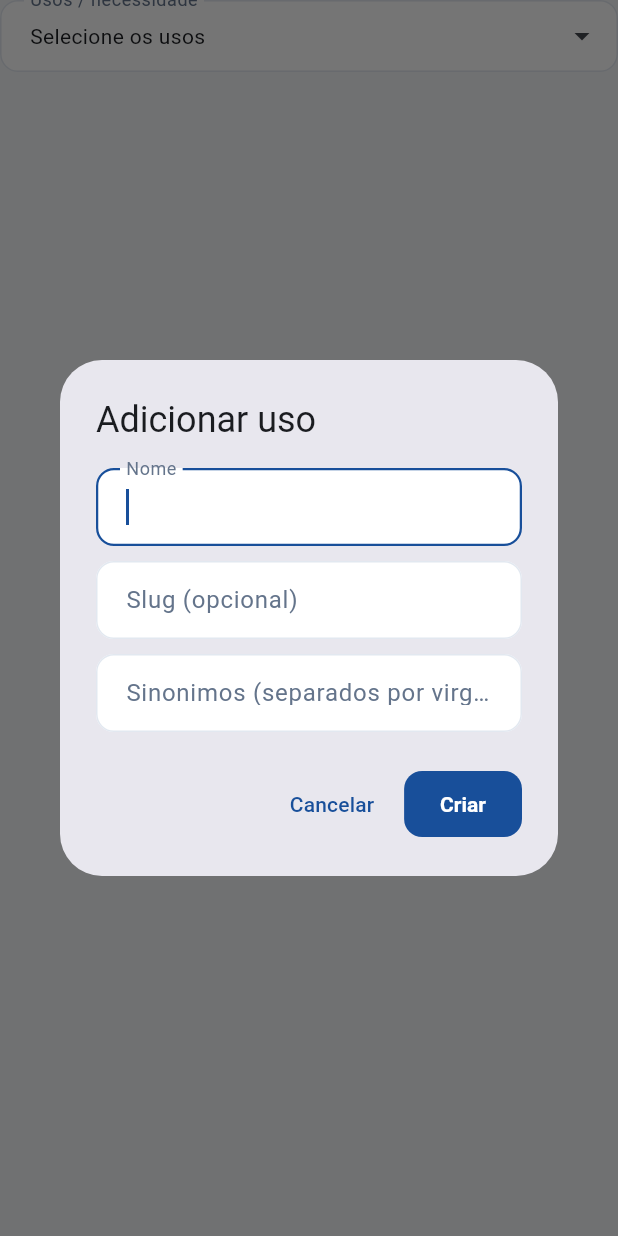
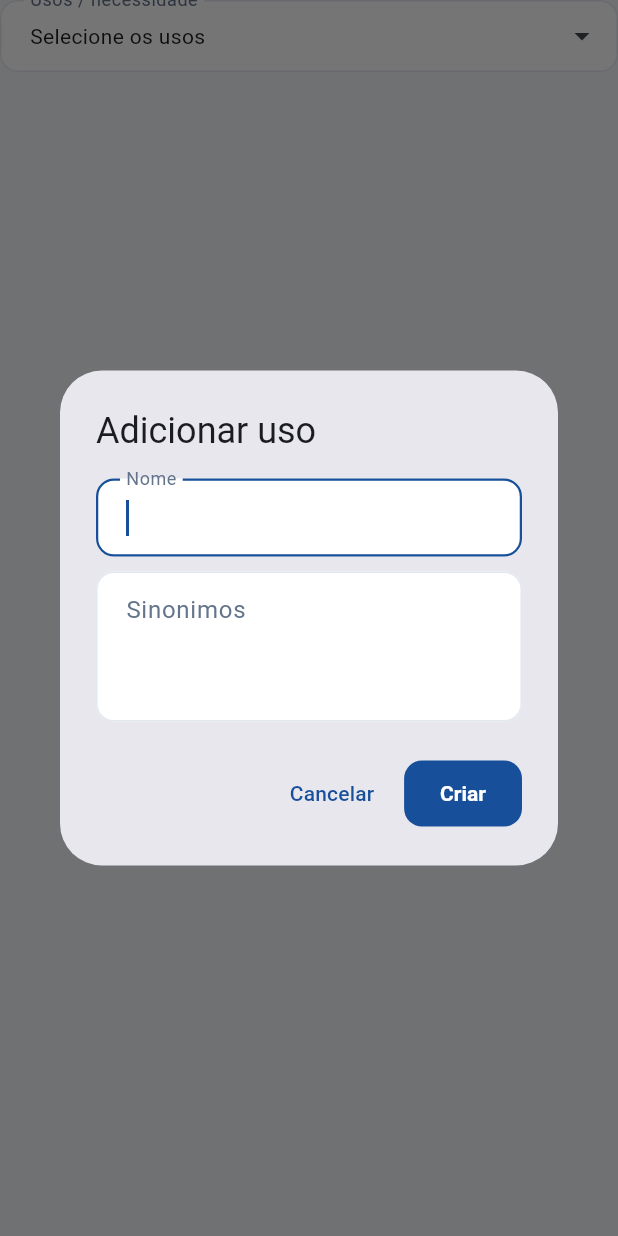
Before and after one commit to rafapasa/front-openerp, a Flutter app: the UsoNnCombo widget shown alone on an empty page, opened directly with empty values, after a tap on "Selecione os usos", after a tap on "Adicionar nova", on a phone screen of 412 x 824 dp. Run offline on Flutter 3.47's test engine with Material 3 defaults, Android fonts, the phone set to English and light mode, and no system bars; our stand-ins replace dio, fl_chart, hive_flutter; missing offline and left inert: dart:js_interop; accounts and stored records are empty; network calls fail.

Commit message:
fix(web): slug automático, combo usos na largura do campo e dart-define no build-push-t

```diff
--- a/lib/presentation/pages/produtos/uso_edit_dialog.dart
+++ b/lib/presentation/pages/produtos/uso_edit_dialog.dart
@@ -23,7 +23,6 @@ class UsoEditDialog extends StatefulWidget {
 
 class _UsoEditDialogState extends State<UsoEditDialog> {
   late final TextEditingController _label;
-  late final TextEditingController _slug;
   late final TextEditingController _sinonimos;
   bool _salvando = false;
   String? _erro;
@@ -32,14 +31,12 @@ class _UsoEditDialogState extends State<UsoEditDialog> {
   void initState() {
     super.initState();
     _label = TextEditingController(text: widget.uso?.label ?? '');
-    _slug = TextEditingController(text: widget.uso?.slug ?? '');
     _sinonimos = TextEditingController(text: widget.uso?.sinonimos ?? '');
   }
 
   @override
   void dispose() {
     _label.dispose();
-    _slug.dispose();
     _sinonimos.dispose();
     super.dispose();
   }
@@ -59,14 +56,12 @@ class _UsoEditDialogState extends State<UsoEditDialog> {
       if (widget.uso == null) {
         saved = await widget.service.criar(
           label: label,
-          slug: _slug.text.trim(),
           sinonimos: _sinonimos.text.trim(),
         );
       } else {
         saved = await widget.service.atualizar(
           widget.uso!.id,
           label: label,
-          slug: _slug.text.trim(),
           sinonimos: _sinonimos.text.trim(),
         );
       }
@@ -87,7 +82,7 @@ class _UsoEditDialogState extends State<UsoEditDialog> {
     return AlertDialog(
       title: Text(criando ? 'Adicionar uso' : 'Editar uso'),
       content: SizedBox(
-        width: 360,
+        width: 468,
         child: Column(
           mainAxisSize: MainAxisSize.min,
           children: [
@@ -98,17 +93,13 @@ class _UsoEditDialogState extends State<UsoEditDialog> {
             ),
             const SizedBox(height: 10),
             TextField(
-              controller: _slug,
+              controller: _sinonimos,
+              minLines: 3,
+              maxLines: 3,
               decoration: const InputDecoration(
-                labelText: 'Slug (opcional)',
-                border: OutlineInputBorder(),
-              ),
-            ),
-            const SizedBox(height: 10),
-            TextField(
-              controller: _sinonimos,
-              decoration: const InputDecoration(
-                labelText: 'Sinonimos (separados por virgula)',
+                labelText: 'Sinonimos',
+                hintText: 'gripe, resfriado, coriza, febre',
+                alignLabelWithHint: true,
                 border: OutlineInputBorder(),
               ),
             ),
--- a/lib/presentation/pages/produtos/uso_nn_combo.dart
+++ b/lib/presentation/pages/produtos/uso_nn_combo.dart
@@ -24,6 +24,7 @@ class UsoNnCombo extends StatefulWidget {
 
 class _UsoNnComboState extends State<UsoNnCombo> {
   final LayerLink _link = LayerLink();
+  final GlobalKey _campoKey = GlobalKey();
   OverlayEntry? _overlay;
   List<UsoModel> _todos = [];
   late List<int> _selecionados;
@@ -64,6 +65,12 @@ class _UsoNnComboState extends State<UsoNnCombo> {
     }
   }
 
+  double _larguraCampo() {
+    final box = _campoKey.currentContext?.findRenderObject() as RenderBox?;
+    if (box == null || !box.hasSize) return 280;
+    return box.size.width;
+  }
+
   void _fechar() {
     _overlay?.remove();
     _overlay = null;
@@ -74,6 +81,7 @@ class _UsoNnComboState extends State<UsoNnCombo> {
       _fechar();
       return;
     }
+    final largura = _larguraCampo();
     _overlay = OverlayEntry(builder: (ctx) {
       return Stack(
         children: [
@@ -87,9 +95,12 @@ class _UsoNnComboState extends State<UsoNnCombo> {
             child: Material(
               elevation: 8,
               borderRadius: BorderRadius.circular(8),
-              child: ConstrainedBox(
-                constraints: const BoxConstraints(maxHeight: 280, minWidth: 280),
-                child: _listaCombo(),
+              child: SizedBox(
+                width: largura,
+                child: ConstrainedBox(
+                  constraints: const BoxConstraints(maxHeight: 280),
+                  child: _listaCombo(),
+                ),
               ),
             ),
           ),
@@ -100,16 +111,20 @@ class _UsoNnComboState extends State<UsoNnCombo> {
   }
 
   Widget _listaCombo() {
-    final itens = [..._todos];
     return ListView(
       padding: EdgeInsets.zero,
       shrinkWrap: true,
       children: [
-        for (final uso in itens) _item(uso),
+        for (final uso in _todos) _item(uso),
         ListTile(
           dense: true,
           leading: const Icon(Icons.add, color: AppColors.accent),
-          title: const Text('Adicionar nova', style: TextStyle(color: AppColors.accent, fontWeight: FontWeight.w600)),
+          title: const Text(
+            'Adicionar nova',
+            maxLines: 1,
+            overflow: TextOverflow.ellipsis,
+            style: TextStyle(color: AppColors.accent, fontWeight: FontWeight.w600),
+          ),
           onTap: () async {
             _fechar();
             final criado = await showUsoEditDialog(context);
@@ -128,12 +143,12 @@ class _UsoNnComboState extends State<UsoNnCombo> {
     final marcado = _selecionados.contains(uso.id);
     return ListTile(
       dense: true,
+      contentPadding: const EdgeInsets.only(left: 12, right: 4),
       leading: Icon(
         marcado ? Icons.check_box : Icons.check_box_outline_blank,
         color: marcado ? AppColors.primary : AppColors.textGrey,
       ),
-      title: Text(uso.label),
-      subtitle: uso.slug.isEmpty ? null : Text(uso.slug, style: const TextStyle(fontSize: 11)),
+      title: Text(uso.label, maxLines: 1, overflow: TextOverflow.ellipsis),
       trailing: IconButton(
         tooltip: 'Editar',
         icon: const Icon(Icons.edit_outlined, size: 18),
@@ -182,6 +197,7 @@ class _UsoNnComboState extends State<UsoNnCombo> {
     return Padding(
       padding: const EdgeInsets.only(bottom: 12),
       child: CompositedTransformTarget(
+        key: _campoKey,
         link: _link,
         child: InkWell(
           onTap: _carregando ? null : _abrir,
```
Also changed, not shown: 1 other file.
